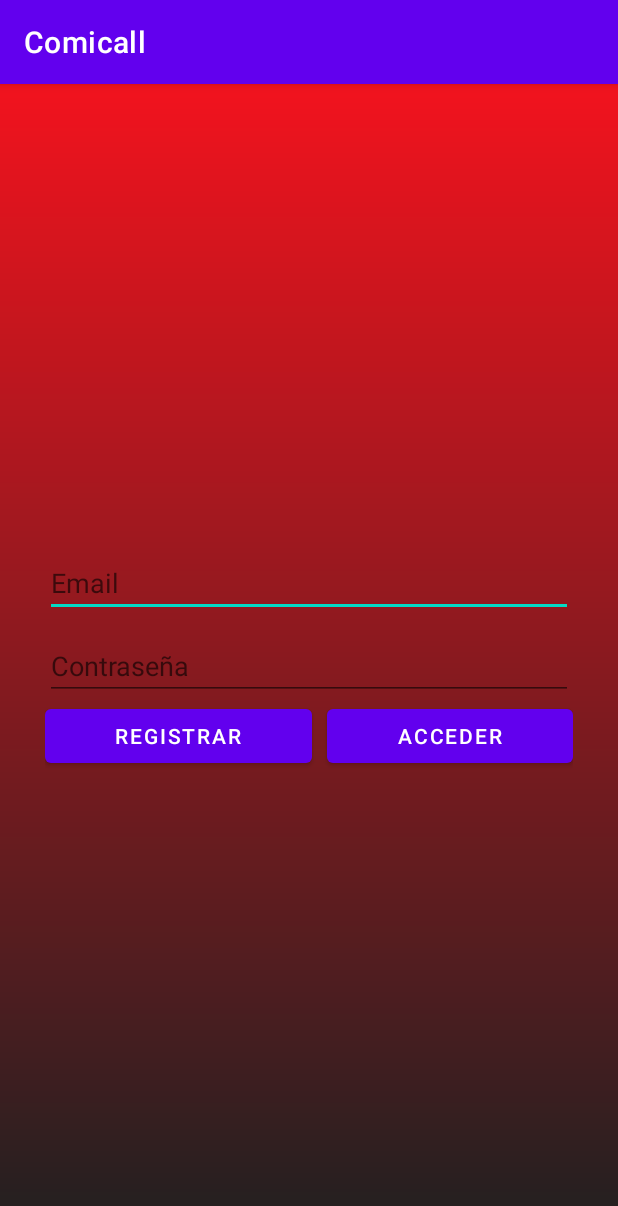
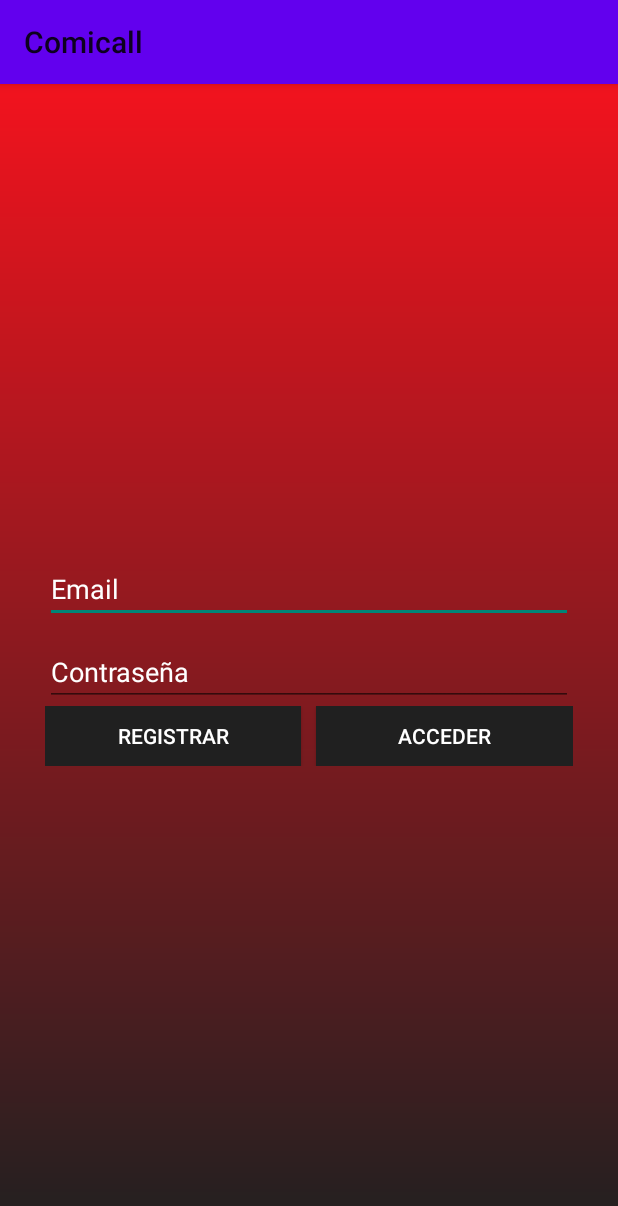
Before and after one commit to Kronos800/comicall, an Android app: the screen it shows after launch (AuthActivity), on a phone screen of 412 x 824 dp. Shown: the top 1206 px of the screen. Run offline under Robolectric (Android 15) with nearby library versions, the phone set to English and light mode, and no system bars; our stand-ins replace Firebase (no records; nobody signed in at launch, a user with empty details on screens opened directly).

Commit message:
cambio de colores

```diff
--- a/app/src/main/res/layout/activity_auth.xml
+++ b/app/src/main/res/layout/activity_auth.xml
@@ -25,7 +25,8 @@
             android:ems="10"
             android:hint="Email"
             android:inputType="textEmailAddress"
-            android:textColor="#000000" />
+            android:textColor="@color/white"
+            android:textColorHint="@color/white"/>
 
         <Space
             android:layout_width="match_parent"
@@ -37,7 +38,10 @@
             android:layout_height="wrap_content"
             android:ems="10"
             android:hint="Contraseña"
-            android:inputType="textPassword" />
+            android:inputType="textPassword"
+            android:textColor="@color/white"
+            android:textColorHint="@color/white"
+            android:textColorHighlight="@color/white"/>
 
         <LinearLayout
             android:layout_width="match_parent"
@@ -47,9 +51,11 @@
             <Button
                 android:id="@+id/signUpButton"
                 android:layout_width="wrap_content"
-                android:layout_height="wrap_content"
+                android:layout_height="40dp"
                 android:layout_weight="1"
-                android:text="Registrar" />
+                android:background="@color/marvel_grey"
+                android:text="Registrar"
+                android:textColor="@color/white" />
 
             <Space
                 android:layout_width="10dp"
@@ -58,8 +64,10 @@
             <Button
                 android:id="@+id/loginButton"
                 android:layout_width="wrap_content"
-                android:layout_height="wrap_content"
+                android:layout_height="40dp"
                 android:layout_weight="1"
+                android:background="@color/marvel_grey"
+                android:textColor="@color/white"
                 android:text="Acceder" />
         </LinearLayout>
     </LinearLayout>
--- /dev/null
+++ b/app/src/main/res/layout/feed_layout.xml
@@ -0,0 +1,6 @@
+<?xml version="1.0" encoding="utf-8"?>
+<androidx.constraintlayout.widget.ConstraintLayout xmlns:android="http://schemas.android.com/apk/res/android"
+    android:layout_width="match_parent"
+    android:layout_height="match_parent">
+
+</androidx.constraintlayout.widget.ConstraintLayout>
--- a/app/src/main/res/values/themes.xml
+++ b/app/src/main/res/values/themes.xml
@@ -1,6 +1,6 @@
 <resources xmlns:tools="http://schemas.android.com/tools">
     <!-- Base application theme. -->
-    <style name="Theme.Comicall" parent="Theme.MaterialComponents.DayNight.DarkActionBar">
+    <style name="Theme.Comicall" parent="Theme.AppCompat.Light">
         <!-- Primary brand color. -->
         <item name="colorPrimary">@color/purple_500</item>
         <item name="colorPrimaryVariant">@color/purple_700</item>
```
